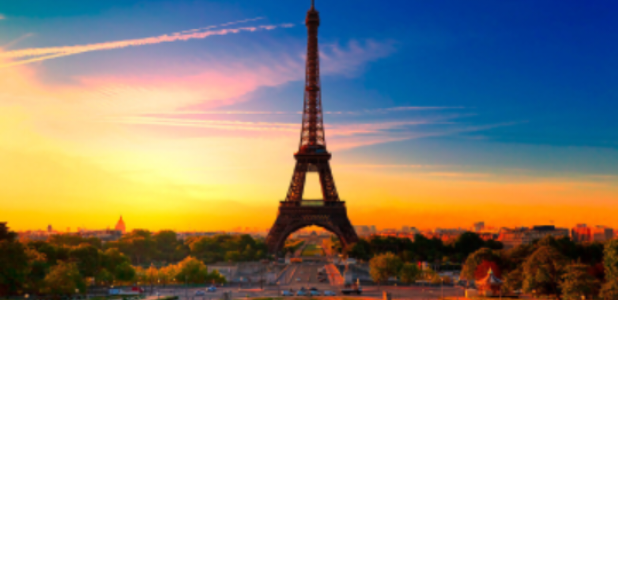
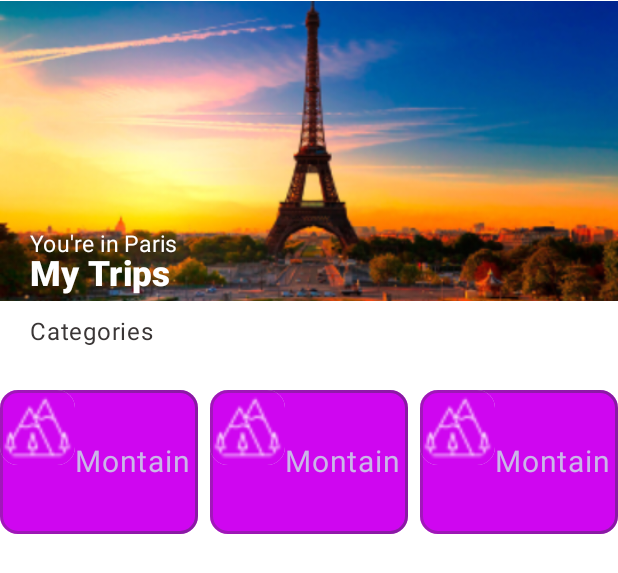
Before and after one commit to AliceZeurgo/PaginaLogin-Kotlin, an Android app built with Jetpack Compose: the @Preview function Tela3Preview, on a phone screen of 412 x 824 dp. Shown: the top 573 px of the screen. Run offline under Robolectric (Android 15) with nearby library versions, the phone set to English and light mode, and no system bars.

Commit message:
Faltando finalizar a terceira pagina

```diff
--- a/app/src/main/java/br/senai/sp/jandira/paginalogin/MainActivity.kt
+++ b/app/src/main/java/br/senai/sp/jandira/paginalogin/MainActivity.kt
@@ -3,13 +3,17 @@ package br.senai.sp.jandira.paginalogin
 import android.os.Bundle
 import androidx.activity.ComponentActivity
 import androidx.activity.compose.setContent
+import androidx.compose.foundation.BorderStroke
 import androidx.compose.foundation.Image
 import androidx.compose.foundation.background
 import androidx.compose.foundation.border
 import androidx.compose.foundation.layout.Arrangement
 import androidx.compose.foundation.layout.Box
 import androidx.compose.foundation.layout.Column
+import androidx.compose.foundation.layout.FlowColumnScopeInstance.align
 import androidx.compose.foundation.layout.Row
+import androidx.compose.foundation.layout.Spacer
+import androidx.compose.foundation.layout.absolutePadding
 import androidx.compose.foundation.layout.fillMaxSize
 import androidx.compose.foundation.layout.fillMaxWidth
 import androidx.compose.foundation.layout.height
@@ -17,6 +21,7 @@ import androidx.compose.foundation.layout.offset
 import androidx.compose.foundation.layout.padding
 import androidx.compose.foundation.layout.size
 import androidx.compose.foundation.layout.width
+import androidx.compose.foundation.lazy.LazyRow
 import androidx.compose.foundation.shape.CircleShape
 import androidx.compose.foundation.shape.RoundedCornerShape
 import androidx.compose.material3.Button
@@ -33,12 +38,15 @@ import androidx.compose.material3.Text
 import androidx.compose.runtime.Composable
 import androidx.compose.ui.Alignment
 import androidx.compose.ui.Modifier
+import androidx.compose.ui.draw.alpha
+import androidx.compose.ui.graphics.Brush
 import androidx.compose.ui.graphics.Color
 import androidx.compose.ui.graphics.painter.Painter
 import androidx.compose.ui.layout.ContentScale
 import androidx.compose.ui.res.painterResource
 import androidx.compose.ui.text.font.FontWeight
 import androidx.compose.ui.tooling.preview.Preview
+import androidx.compose.ui.unit.Dp
 import androidx.compose.ui.unit.dp
 import androidx.compose.ui.unit.sp
 import androidx.compose.ui.zIndex
@@ -516,6 +524,8 @@ fun TelaSp() {
 @Composable
 fun Tela3(){
 
+    Column {
+
         Row(
             modifier = Modifier
                 .fillMaxWidth()
@@ -524,35 +534,119 @@ fun Tela3(){
                 horizontalArrangement = Arrangement.End
 
         ){
-        Box (
-            modifier = Modifier
-                .width(150.dp)
-                .height(350.dp)
-                .offset(y = -15.dp, x = 20.dp)
-                .background(
-                    color = Color(0xffc007df),
-                    shape = RoundedCornerShape(100.dp),
-                ))
+
         }
         Card(
             modifier = Modifier
                 .fillMaxWidth()
+                .offset(y = -45.dp)
                 .height(200.dp),
             shape = RoundedCornerShape(0.dp)
+
         ) {
             Image(
                 painterResource(id = R.drawable.paris),
                 modifier = Modifier
-                .fillMaxWidth()
+                    .fillMaxWidth(),
+                contentDescription = "Torre",
+                contentScale = ContentScale.Crop,
+
+            )
+        }
+        Column (
+            modifier = Modifier
+                .padding(20.dp)
+        ){
+            Row {
+                Text(text = "You're in Paris",
+                    modifier = Modifier
+                        .offset(y = -115.dp)
                     ,
-            contentDescription = "Torre",
-            contentScale = ContentScale.Crop
+                    fontSize = 15.sp,
+                    color = Color(0xFFFFFFFF,
                         )
+                )
+
+
+            }
+            Text(text = "My Trips",
+                modifier = Modifier
+                    .offset(y = -120.dp)
+
+                ,
+                fontWeight = FontWeight.ExtraBold,
+                fontSize = 23.sp,
+                color = Color(0xFFFFFFFF,
+                )
+            )
+        }
+
         Row {
+
+            Text(text = "Categories",
+                color = Color(0xFF3A3636),
+                modifier = Modifier
+                    .offset(y = -147.dp)
+                    .padding(20.dp)
+                )
+
+
+
+
+        }
+
+        Spacer(modifier = Modifier.height(100.dp))
+        LazyRow (
+            modifier = Modifier
+                .offset(y = -260.dp)
+        ){
+            items(3){
+                Card(
+                    modifier = Modifier
+                        .width(140.dp)
+                        .height(96.dp)
+                        .offset(y = 20.dp)
+
+                        .padding(end = 8.dp),
+                    colors = CardDefaults
+                        .cardColors(
+                            containerColor = Color(0xFFCF06F0)
+                        ),
+                    border = BorderStroke(width = 2.dp,
+                        brush = Brush.horizontalGradient(listOf(Color(0x52413C47), Color(0x7738314B)
+                        )))
+                ) {
+                    Row (modifier = Modifier.fillMaxSize(),
+
+                    ){
+                        Card{
+                            Image(painter = painterResource(id = R.drawable.montanha),
+                                contentDescription = "",
+                                Modifier
+                                    .size(50.dp)
+                                    .background(color = Color(0xFFCF06F0))
+                            )
+                        }
+                        Row (
+                            modifier = Modifier.align(Alignment.CenterVertically)
+                        ){
+                            Text(
+                                text = "Montain",
+                                fontSize = 20.sp,
+                                modifier = Modifier
+                                    .align(alignment = Alignment.CenterVertically),
+                                color = Color(0xFFCAB6E7,
+                                    )
+                            )
+                        }
+                    }
+                }
+            }
+        }
 
     }
     }
-}
+
 
 @Preview(showBackground = true, showSystemUi = true)
 @Composable
```
Lines whose indentation alone changed are shown as unchanged.
